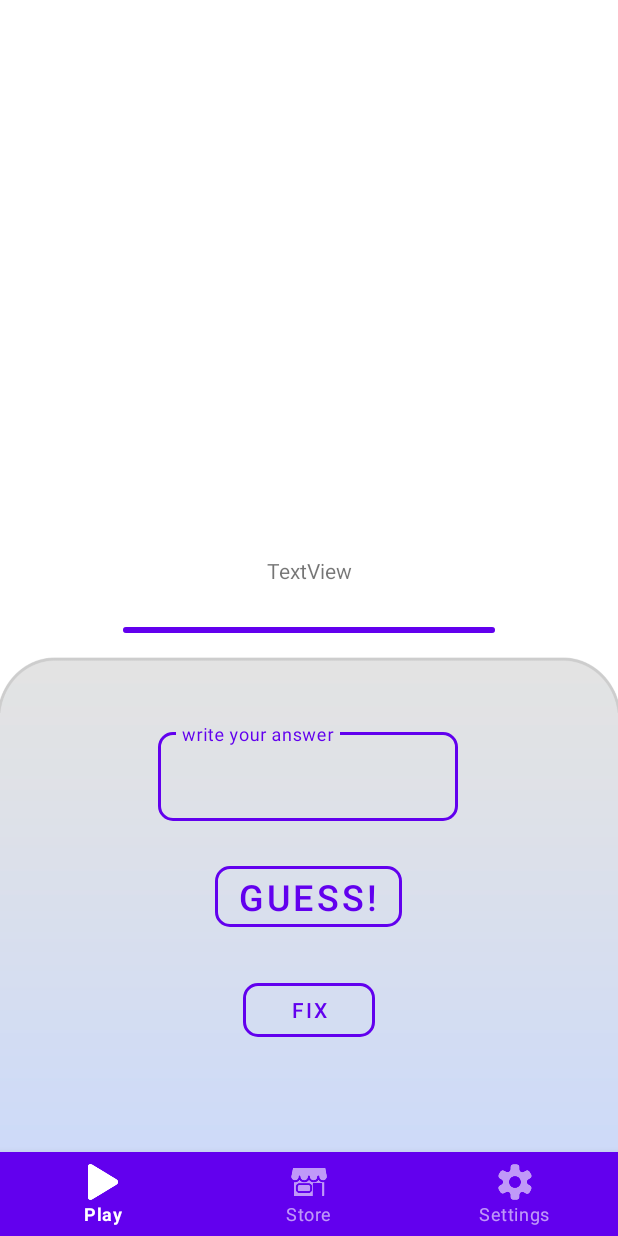
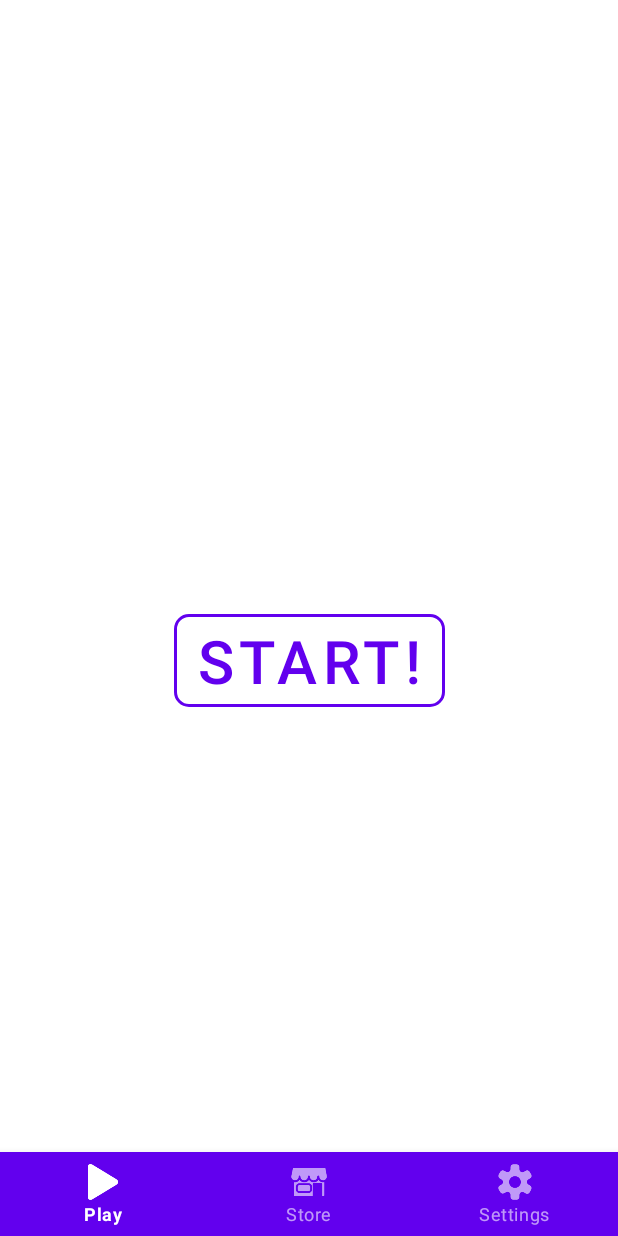
Before and after one commit to GrKnght/SummerPractice-Team13, an Android app: the screen it shows after launch (MainActivity), on a phone screen of 412 x 824 dp. Run offline under Robolectric (Android 15) with nearby library versions, the phone set to English and light mode, and no system bars; our stand-ins replace navigation-ui.

Commit message:
UpdatedRefactoredMain

```diff
--- a/app/build.gradle
+++ b/app/build.gradle
@@ -40,6 +40,7 @@ dependencies {
     implementation 'com.google.android.material:material:1.4.0'
     implementation 'androidx.constraintlayout:constraintlayout:2.0.4'
     implementation 'androidx.asynclayoutinflater:asynclayoutinflater:1.0.0'
+    implementation 'androidx.legacy:legacy-support-v4:1.0.0'
 
     testImplementation 'junit:junit:4.13.2'
     androidTestImplementation 'androidx.test.ext:junit:1.1.3'
--- a/app/src/main/AndroidManifest.xml
+++ b/app/src/main/AndroidManifest.xml
@@ -9,6 +9,7 @@
         android:roundIcon="@mipmap/ic_launcher_round"
         android:supportsRtl="true"
         android:theme="@style/Theme.GuessTheDrawing">
+
         <activity android:name=".MainActivity">
             <intent-filter>
                 <action android:name="android.intent.action.MAIN" />
--- a/app/src/main/java/summerpractice/team13/guessthedrawing/mvp/presenters/AppPreferences.kt
+++ b/app/src/main/java/summerpractice/team13/guessthedrawing/mvp/presenters/AppPreferences.kt
@@ -7,7 +7,6 @@ object AppPreferences {
     private const val NAME = "settings"
     private const val MODE = Context.MODE_PRIVATE
     private lateinit var preferences: SharedPreferences
-
 
     fun init(context: Context) {
         preferences = context.getSharedPreferences(NAME, MODE)
--- a/app/src/main/java/summerpractice/team13/guessthedrawing/mvp/presenters/answer_check_presenter/IAnswerCheckPresenter.kt
+++ b/app/src/main/java/summerpractice/team13/guessthedrawing/mvp/presenters/answer_check_presenter/IAnswerCheckPresenter.kt
@@ -1,14 +1,25 @@
 package summerpractice.team13.guessthedrawing.mvp.presenters.answer_check_presenter
 
 import android.content.Context
+import android.widget.Chronometer
+import android.widget.EditText
 import android.widget.ImageView
+import com.google.android.material.progressindicator.LinearProgressIndicator
 
 interface IAnswerCheckPresenter {
 
-    fun checkAnswer(answer: String, context: Context, imageName: String, imageView: ImageView)
-    fun getDrawableId(imageView: ImageView) :Int
+    fun checkAnswer(
+        context: Context,
+        answer: String,
+        imageName: String,
+        imageView: ImageView,
+        editText: EditText,
+        chronometer: Chronometer,
+        progressIndicator: LinearProgressIndicator
+    )
+
+    fun getDrawableId(imageView: ImageView): Int
     fun getRandomPicture(imageView: ImageView)
 
 
-
 }
--- a/app/src/main/java/summerpractice/team13/guessthedrawing/mvp/views/IChangeTimeView.kt
+++ b/app/src/main/java/summerpractice/team13/guessthedrawing/mvp/views/IChangeTimeView.kt
@@ -1,4 +1,4 @@
-package summerpractice.team13.guessthedrawing.mvp.views
+package summerpractice.team13.guessthedrawing.mvp.views.change_time_view
 
 
 interface IChangeTimeView {
--- a/app/src/main/java/summerpractice/team13/guessthedrawing/timer/Timer.kt
+++ b/app/src/main/java/summerpractice/team13/guessthedrawing/timer/Timer.kt
@@ -5,14 +5,14 @@ import android.os.CountDownTimer
 class Timer {
 
     private lateinit var timer: CountDownTimer
-    private var timerLengthSeconds: Long = 0L
+    private var timerLengthSeconds = 0L
     private var timerState = TimerState.Stopped
 
 
     private var secondsRemaining = 0L
 
 
-    fun t(){
+    fun t() {
 
     }
 }
--- a/app/src/main/java/summerpractice/team13/guessthedrawing/timer/TimerState.kt
+++ b/app/src/main/java/summerpractice/team13/guessthedrawing/timer/TimerState.kt
@@ -1,8 +1,7 @@
 package summerpractice.team13.guessthedrawing.timer
 
 enum class TimerState {
-    Stopped,Paused,Running
-
+    Stopped, Paused, Running
 
 
 }
--- a/app/src/main/java/summerpractice/team13/guessthedrawing/ui/play_screen/HomeFragment.kt
+++ b/app/src/main/java/summerpractice/team13/guessthedrawing/ui/play_screen/HomeFragment.kt
@@ -7,14 +7,18 @@ import android.os.SystemClock
 import android.view.LayoutInflater
 import android.view.View
 import android.view.ViewGroup
+import android.view.inputmethod.EditorInfo
 import android.widget.*
+import androidx.core.view.isVisible
 import androidx.fragment.app.Fragment
 import com.google.android.material.progressindicator.LinearProgressIndicator
+import com.google.android.material.textfield.TextInputLayout
 import summerpractice.team13.guessthedrawing.R
 import summerpractice.team13.guessthedrawing.mvp.presenters.AppPreferences
 import summerpractice.team13.guessthedrawing.mvp.presenters.answer_check_presenter.AnswerCheckPresenter
 import summerpractice.team13.guessthedrawing.mvp.presenters.answer_check_presenter.IAnswerCheckPresenter
 import summerpractice.team13.guessthedrawing.mvp.views.answer_check_view.IAnswerCheckView
+
 
 class HomeFragment : Fragment(), IAnswerCheckView {
 
@@ -31,54 +35,189 @@ class HomeFragment : Fragment(), IAnswerCheckView {
         context?.let { AppPreferences.init(it) }
 
         root = inflater.inflate(R.layout.fragment_play, container, false)
-        val button: Button = root.findViewById(R.id.btn_guess)
-        val editText: EditText = root.findViewById(R.id.et_answer)
-        val imageView: ImageView = root.findViewById(R.id.iv_picture)
 
-        val testFixButton: Button = root.findViewById(R.id.TestFixButton)
+        // Values
+        val guessButton: Button = root.findViewById(R.id.btn_guess)
+        val answerEditText: EditText = root.findViewById(R.id.et_answer)
+        val answerTextInput: TextInputLayout = root.findViewById(R.id.ti_answer)
+        val pictureImageView: ImageView = root.findViewById(R.id.iv_picture)
+        val progressIndicator: LinearProgressIndicator = root.findViewById(R.id.progress_indicator)
+        val chronometer: Chronometer = root.findViewById(R.id.chronometer)
+        val universalButton: Button = root.findViewById(R.id.btn_universal)
+        val coinImageView:ImageView = root.findViewById(R.id.iv_coin)
+        val testTextView: TextView = root.findViewById(R.id.testTextView)
+        val mainSeparator: View = root.findViewById(R.id.separator_main)
 
-        val progressIndicator: LinearProgressIndicator = root.findViewById(R.id.progress_indicator)
-        val view_timer: Chronometer = root.findViewById(R.id.view_timer)
-        val testTextView:TextView= root.findViewById(R.id.testTextView)
+        // Default
+        elementsNotVisible(
+            guessButton,
+            answerEditText,
+            answerTextInput,
+            pictureImageView,
+            progressIndicator,
+            testTextView,
+            universalButton,
+            mainSeparator,
+            coinImageView
+        )
+
+        // По нажатию кнопки на клавиатуре автоматически нажимается кнопка "Guess"
+        answerEditText.setOnEditorActionListener { _, actionId, _ ->
+            if (actionId == EditorInfo.IME_ACTION_DONE) {
+                guessButton.performClick()
+                true
+            }
+            false
+        }
 
         ianswerCheckPresenter = AnswerCheckPresenter(this)
-        button.setOnClickListener {
+        guessButton.setOnClickListener {
             context?.applicationContext?.let { it1 ->
                 ianswerCheckPresenter.checkAnswer(
-                    editText.text.toString().lowercase(),
                     it1,
-                    resources.getResourceEntryName(ianswerCheckPresenter.getDrawableId(imageView)),
-                    imageView
+                    answerEditText.text.toString().lowercase(),
+                    resources.getResourceEntryName(
+                        ianswerCheckPresenter.getDrawableId(
+                            pictureImageView
+                        )
+                    ),
+                    pictureImageView,
+                    answerEditText,
+                    chronometer,
+                    progressIndicator
                 )
             }
-            // очищает поле после ответа
-            editText.text.clear()
 
-            // КОД ТАЙМЕРА
             if (Build.VERSION.SDK_INT >= Build.VERSION_CODES.N) {
-                view_timer.isCountDown = true
+                chronometer.isCountDown = true
             }
-            view_timer.base = SystemClock.elapsedRealtime() + AppPreferences.time * 1000
-            view_timer.start()
-            progressIndicator.max = AppPreferences.time
         }
 
-        // КОД ТАЙМЕРА
-        view_timer.setOnChronometerTickListener {
-            val elapsedMillis: Long = view_timer.base - SystemClock.elapsedRealtime()
+        chronometer.setOnChronometerTickListener {
+            val elapsedMillis: Long = chronometer.base - SystemClock.elapsedRealtime()
 
             testTextView.text = (elapsedMillis / 1000).toString()
             progressIndicator.progress = (elapsedMillis / 1000).toInt()
+
+            if (progressIndicator.progress <= 0) {
+                elementsNotVisible(
+                    guessButton,
+                    answerEditText,
+                    answerTextInput,
+                    pictureImageView,
+                    progressIndicator,
+                    testTextView,
+                    universalButton,
+                    mainSeparator,
+                    coinImageView
+                )
+                // меняет текст кнопки "Start"
+                universalButton.text = getString(R.string.try_again)
+                // останавливает хронометер
+                chronometer.stop()
+            }
         }
 
-        //TODO: кнопка Start при старте должна выполнять 1-ую строку, кнопка Try Again - 2-ую
-        testFixButton.setOnClickListener {
-            ianswerCheckPresenter.getRandomPicture(imageView)
-            // ОСТАНАВЛИВАЕТ ТАЙМЕР
-            view_timer.stop()
+        universalButton.setOnClickListener {
+            elementsVisible(
+                guessButton,
+                answerEditText,
+                answerTextInput,
+                pictureImageView,
+                progressIndicator,
+                testTextView,
+                universalButton,
+                mainSeparator,
+                coinImageView
+            )
+
+            // Показывает рандомный рисунок
+            ianswerCheckPresenter.getRandomPicture(pictureImageView)
+
+            // Запускает хронометер
+            chronometer.base = SystemClock.elapsedRealtime() + AppPreferences.time * 1000
+            chronometer.start()
+            progressIndicator.max = AppPreferences.time
+
+            // Очищает поле
+            answerEditText.text.clear()
         }
 
         return root
+    }
+
+    private fun elementsVisible(
+        guessButton: Button,
+        answerEditText: EditText,
+        answerTextInput: TextInputLayout,
+        pictureImageView: ImageView,
+        progressIndicator: LinearProgressIndicator,
+        testTextView: TextView,
+        testFixButton: Button,
+        mainSeparator: View,
+        coinImageView:ImageView
+    ) {
+
+        guessButton.isVisible = true
+        answerEditText.isVisible = true
+        answerTextInput.isVisible = true
+        pictureImageView.isVisible = true
+        progressIndicator.isVisible = true
+        testTextView.isVisible = true
+        mainSeparator.isVisible = true
+        coinImageView.isVisible=true
+
+        testFixButton.isVisible = false
+    }
+
+    private fun elementsNotVisible(
+        guessButton: Button,
+        answerEditText: EditText,
+        answerTextInput: TextInputLayout,
+        pictureImageView: ImageView,
+        progressIndicator: LinearProgressIndicator,
+        testTextView: TextView,
+        testFixButton: Button,
+        mainSeparator: View,
+        coinImageView: ImageView
+    ) {
+
+        guessButton.isVisible = false
+        answerEditText.isVisible = false
+        answerTextInput.isVisible = false
+        pictureImageView.isVisible = false
+        progressIndicator.isVisible = false
+        testTextView.isVisible = false
+        mainSeparator.isVisible = false
+        coinImageView.isVisible = false
+
+        testFixButton.isVisible = true
+    }
+
+    override fun onPause() {
+        super.onPause()
+        println("from onPause")
+    }
+
+    override fun onStop() {
+        super.onStop()
+        println("from onStop")
+    }
+
+    override fun onDestroyView() {
+        super.onDestroyView()
+        println("from onDestroyView")
+    }
+
+
+    override fun onDestroy() {
+        super.onDestroy()
+        println("from onDestroy")
+    }
+
+    override fun onDetach() {
+        super.onDetach()
+        println("from onDetach")
     }
 
     override fun showTrueIcon(context: Context) {
--- a/app/src/main/res/layout/fragment_play.xml
+++ b/app/src/main/res/layout/fragment_play.xml
@@ -4,8 +4,21 @@
     xmlns:tools="http://schemas.android.com/tools"
     android:layout_width="match_parent"
     android:layout_height="match_parent"
-    tools:context=".ui.play_screen.HomeFragment"
-    android:background="@drawable/background_play">
+    tools:context=".ui.play_screen.HomeFragment">
+
+    <ImageView
+        android:id="@+id/iv_coin"
+        android:layout_width="25dp"
+        android:layout_height="25dp"
+        android:scaleType="fitCenter"
+        android:src="@drawable/ic_coin"
+        android:layout_marginBottom="580dp"
+        android:layout_marginEnd="360dp"
+        app:layout_constraintBottom_toBottomOf="parent"
+        app:layout_constraintEnd_toEndOf="parent"
+        app:layout_constraintStart_toStartOf="parent"
+        app:layout_constraintTop_toTopOf="parent"
+        tools:ignore="ContentDescription" />
 
     <ImageView
         android:id="@+id/iv_picture"
@@ -21,7 +34,7 @@
         android:contentDescription="@string/pictures" />
 
     <Chronometer
-        android:id="@+id/view_timer"
+        android:id="@+id/chronometer"
         android:layout_width="wrap_content"
         android:layout_height="wrap_content"
         android:format=""
@@ -44,6 +57,15 @@
         app:layout_constraintTop_toTopOf="parent">
 
     </com.google.android.material.progressindicator.LinearProgressIndicator>
+
+    <View style="@style/Divider"
+        android:id="@+id/separator_main"
+        app:layout_constraintTop_toTopOf="parent"
+        app:layout_constraintBottom_toBottomOf="parent"
+        app:layout_constraintStart_toStartOf="parent"
+        app:layout_constraintEnd_toEndOf="parent"
+        android:background="@android:color/darker_gray">
+    </View>
 
 
     <com.google.android.material.textfield.TextInputLayout
@@ -70,6 +92,7 @@
             android:ems="10"
             android:inputType="text"
             android:textSize="18sp"
+            android:singleLine="true"
             android:imeOptions="actionDone"
             app:layout_constraintBottom_toBottomOf="parent"
             app:layout_constraintEnd_toEndOf="parent"
@@ -100,19 +123,18 @@
         app:strokeWidth="2dp" />
 
     <com.google.android.material.button.MaterialButton
-        android:id="@+id/TestFixButton"
+        android:id="@+id/btn_universal"
         style="?attr/materialButtonOutlinedStyle"
         android:layout_width="wrap_content"
         android:layout_height="wrap_content"
-        android:layout_marginBottom="90dp"
-        android:text="FIX"
+        android:text="@string/start"
+        android:textSize="40sp"
         app:backgroundTint="@android:color/transparent"
         app:cornerRadius="10dp"
         app:layout_constraintBottom_toBottomOf="parent"
         app:layout_constraintEnd_toEndOf="parent"
         app:layout_constraintStart_toStartOf="parent"
-        app:layout_constraintTop_toBottomOf="@+id/btn_guess"
-        app:layout_constraintVertical_bias="0.413"
+        app:layout_constraintTop_toTopOf="parent"
         app:rippleColor="#33AAAAAA"
         app:strokeColor="@color/purple_500"
         app:strokeWidth="2dp" />
@@ -128,4 +150,5 @@
         app:layout_constraintStart_toStartOf="parent"
         app:layout_constraintTop_toTopOf="parent" />
 
+
 </androidx.constraintlayout.widget.ConstraintLayout>
--- a/app/src/main/res/layout/fragment_settings.xml
+++ b/app/src/main/res/layout/fragment_settings.xml
@@ -4,8 +4,7 @@
     xmlns:tools="http://schemas.android.com/tools"
     android:layout_width="match_parent"
     android:layout_height="match_parent"
-    tools:context=".ui.settings_screen.SettingsFragment"
-    android:background="@drawable/background_settings">
+    tools:context=".ui.settings_screen.SettingsFragment">
 
     <LinearLayout
         android:id="@+id/linearLayout4"
@@ -173,7 +172,7 @@
         android:layout_width="360dp"
         android:layout_height="wrap_content"
         android:layout_marginBottom="100dp"
-        android:hint="@string/difficult_levels"
+        android:hint="@string/difficult_level"
         app:boxCornerRadiusBottomEnd="10dp"
         app:boxCornerRadiusBottomStart="10dp"
         app:boxCornerRadiusTopEnd="10dp"
--- a/app/src/main/res/values/strings.xml
+++ b/app/src/main/res/values/strings.xml
@@ -15,7 +15,9 @@
     <string name="pictures" translatable="false">Pictures</string>
     <string name="music_volume">Music volume</string>
     <string name="effects_volume">Effects volume</string>
-    <string name="difficult_levels">Difficult Levels</string>
+    <string name="difficult_level">Difficult Levels</string>
+    <string name="try_again">TRY AGAIN!</string>
+    <string name="start">START!</string>
     <string-array name="difficultyLevels">
         <item>Easy</item>
         <item>Normal</item>
```
Also changed, not shown: app/src/main/java/summerpractice/team13/guessthedrawing/mvp/presenters/answer_check_presenter/AnswerCheckPresenter.kt (+18 -6 lines), app/src/main/java/summerpractice/team13/guessthedrawing/mvp/presenters/change_time_presenter/ChangeTimePresenter.kt (+2 -5 lines), app/src/main/java/summerpractice/team13/guessthedrawing/ui/settings_screen/SettingsFragment.kt (+9 -1 lines), app/src/main/res/drawable/background_play.png (deleted), app/src/main/res/drawable/background_settings.png (deleted), app/src/main/res/drawable/ic_coin.png (added), 1 other file.
